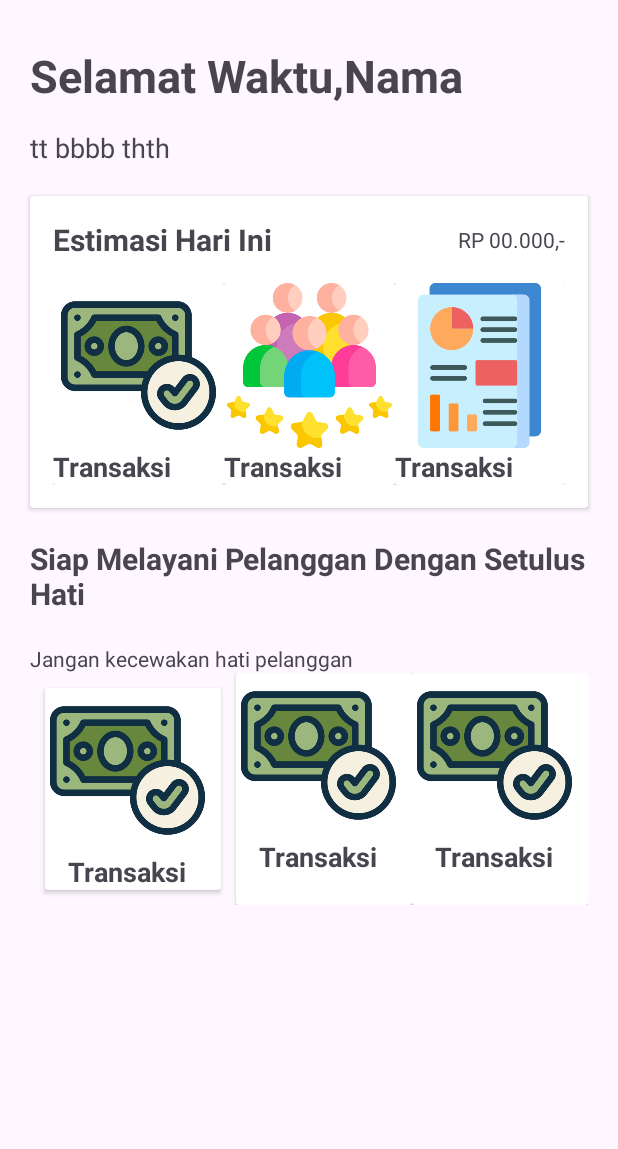
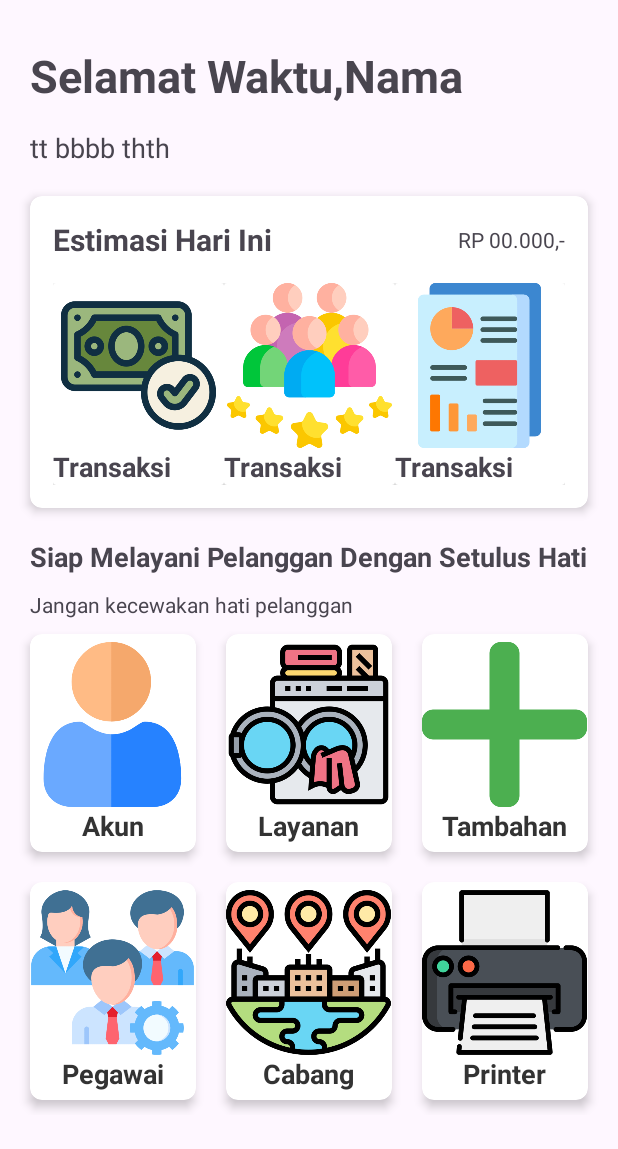
Before and after one commit to oktavianbn/Laundry, an Android app: the MainActivity screen opened directly, with no data from a screen before it, on a phone screen of 412 x 824 dp. Shown: the top 1149 px of the screen. Run offline under Robolectric (Android 15) with nearby library versions, the phone set to English and light mode, and no system bars.

Commit message:
Segment 1 : dasar portrait, lanjut kerapian  (Mau pulang dulu[lagi])

```diff
--- a/app/src/main/res/layout/activity_main.xml
+++ b/app/src/main/res/layout/activity_main.xml
@@ -40,6 +40,8 @@
         android:layout_height="wrap_content"
         android:layout_marginHorizontal="20dp"
         android:layout_marginTop="20dp"
+        app:cardElevation="4dp"
+        app:cardCornerRadius="8dp"
         app:layout_constraintTop_toBottomOf="@id/waktu_text_TV"
         app:layout_constraintEnd_toEndOf="parent"
         app:layout_constraintStart_toStartOf="parent"
@@ -164,32 +166,31 @@
             </LinearLayout>
     </androidx.cardview.widget.CardView>
 
-
     <TextView
         android:id="@+id/moto_text_TV"
         android:layout_width="match_parent"
         android:layout_height="wrap_content"
         android:layout_marginTop="20dp"
         android:text="Siap Melayani Pelanggan Dengan Setulus Hati"
-        android:textSize="20sp"
+        android:textSize="18sp"
         android:textStyle="bold"
         android:textAlignment="center"
         android:layout_marginHorizontal="20dp"
         app:layout_constraintStart_toStartOf="parent"
         app:layout_constraintEnd_toEndOf="parent"
         app:layout_constraintTop_toBottomOf="@+id/container_card_view" />
+
     <TextView
         android:id="@+id/moto_text_2_TV"
         android:layout_width="match_parent"
         android:layout_height="wrap_content"
-        android:layout_marginTop="20dp"
+        android:layout_marginHorizontal="20dp"
+        android:layout_marginTop="10dp"
         android:text="Jangan kecewakan hati pelanggan"
+        android:textAlignment="textStart"
         android:textSize="14sp"
-
-        android:textAlignment="textStart"
-        android:layout_marginHorizontal="20dp"
+        app:layout_constraintEnd_toEndOf="parent"
         app:layout_constraintStart_toStartOf="parent"
-        app:layout_constraintEnd_toEndOf="parent"
         app:layout_constraintTop_toBottomOf="@+id/moto_text_TV" />
 
     <GridLayout
@@ -197,89 +198,195 @@
         android:layout_height="wrap_content"
         android:columnCount="3"
         android:rowCount="2"
-        android:layout_marginHorizontal="20dp"
+        android:layout_marginHorizontal="10dp"
         app:layout_constraintStart_toStartOf="parent"
         app:layout_constraintEnd_toEndOf="parent"
         app:layout_constraintTop_toBottomOf="@+id/moto_text_2_TV">
 
         <androidx.cardview.widget.CardView
-            android:layout_width="wrap_content"
+            android:layout_width="0dp"
             android:layout_height="wrap_content"
             android:layout_margin="10dp"
             android:layout_rowWeight="1"
-            android:layout_columnWeight="1">
+            android:layout_columnWeight="1"
+            app:cardElevation="4dp"
+            app:cardCornerRadius="8dp">
             <LinearLayout
-                android:layout_width="wrap_content"
+                android:layout_width="match_parent"
+                android:paddingVertical="5dp"
                 android:layout_height="wrap_content"
                 android:orientation="vertical"
-
                 android:gravity="center">
                 <ImageView
                     android:layout_width="110dp"
                     android:layout_height="110dp"
-                    android:src="@drawable/transaksi" />
+                    android:minWidth="80dp"
+                    android:minHeight="80dp"
+                    android:src="@drawable/akun" />
                 <TextView
                     android:layout_width="wrap_content"
                     android:layout_height="wrap_content"
-                    android:text="Transaksi"
+                    android:text="Akun"
                     android:textAlignment="center"
-                    android:textSize="18dp"
-                    android:textStyle="bold" />
+                    android:textSize="18sp"
+                    android:textStyle="bold"
+                    android:textColor="#333333" />
             </LinearLayout>
         </androidx.cardview.widget.CardView>
 
         <androidx.cardview.widget.CardView
-            android:layout_width="wrap_content"
+            android:layout_width="0dp"
             android:layout_height="wrap_content"
-            android:layout_marginHorizontal="10dp"
-            android:layout_marginVertical="5dp"
+            android:layout_margin="10dp"
             android:layout_rowWeight="1"
-            android:layout_columnWeight="1">
+            android:layout_columnWeight="1"
+            app:cardElevation="4dp"
+            app:cardCornerRadius="8dp">
             <LinearLayout
-                android:layout_width="wrap_content"
+                android:layout_width="match_parent"
                 android:layout_height="wrap_content"
                 android:orientation="vertical"
-
+                android:paddingVertical="5dp"
                 android:gravity="center">
                 <ImageView
                     android:layout_width="110dp"
                     android:layout_height="110dp"
-                    android:src="@drawable/transaksi" />
+                    android:minWidth="80dp"
+                    android:minHeight="80dp"
+                    android:src="@drawable/layanan" />
                 <TextView
                     android:layout_width="wrap_content"
                     android:layout_height="wrap_content"
-                    android:text="Transaksi"
+                    android:text="Layanan"
                     android:textAlignment="center"
-                    android:textSize="18dp"
-                    android:textStyle="bold" />
+                    android:textSize="18sp"
+                    android:textStyle="bold"
+                    android:textColor="#333333" />
             </LinearLayout>
         </androidx.cardview.widget.CardView>
+
         <androidx.cardview.widget.CardView
-            android:layout_width="wrap_content"
+            android:layout_width="0dp"
             android:layout_height="wrap_content"
-            android:layout_marginHorizontal="10dp"
-            android:layout_marginVertical="5dp"
+            android:layout_margin="10dp"
             android:layout_rowWeight="1"
-            android:layout_columnWeight="1">
+            android:layout_columnWeight="1"
+            app:cardElevation="4dp"
+            app:cardCornerRadius="8dp">
             <LinearLayout
-                android:layout_width="wrap_content"
+                android:layout_width="match_parent"
                 android:layout_height="wrap_content"
                 android:orientation="vertical"
-
+                android:paddingVertical="5dp"
                 android:gravity="center">
                 <ImageView
                     android:layout_width="110dp"
                     android:layout_height="110dp"
-                    android:src="@drawable/transaksi" />
+                    android:minWidth="80dp"
+                    android:minHeight="80dp"
+                    android:src="@drawable/tambahan" />
                 <TextView
                     android:layout_width="wrap_content"
                     android:layout_height="wrap_content"
-                    android:text="Transaksi"
+                    android:text="Tambahan"
                     android:textAlignment="center"
-                    android:textSize="18dp"
-                    android:textStyle="bold" />
+                    android:textSize="18sp"
+                    android:textStyle="bold"
+                    android:textColor="#333333" />
+            </LinearLayout>
+        </androidx.cardview.widget.CardView><androidx.cardview.widget.CardView
+            android:layout_width="0dp"
+            android:layout_height="wrap_content"
+            android:layout_margin="10dp"
+            android:layout_rowWeight="1"
+            android:layout_columnWeight="1"
+            app:cardElevation="4dp"
+            app:cardCornerRadius="8dp">
+            <LinearLayout
+                android:layout_width="match_parent"
+                android:layout_height="wrap_content"
+                android:orientation="vertical"
+                android:paddingVertical="5dp"
+                android:gravity="center">
+                <ImageView
+                    android:layout_width="110dp"
+                    android:layout_height="110dp"
+                    android:minWidth="80dp"
+                    android:minHeight="80dp"
+                    android:src="@drawable/pegawai" />
+                <TextView
+                    android:layout_width="wrap_content"
+                    android:layout_height="wrap_content"
+                    android:text="Pegawai"
+                    android:textAlignment="center"
+                    android:textSize="18sp"
+                    android:textStyle="bold"
+                    android:textColor="#333333" />
+            </LinearLayout>
+        </androidx.cardview.widget.CardView>
+
+        <androidx.cardview.widget.CardView
+            android:layout_width="0dp"
+            android:layout_height="wrap_content"
+            android:layout_margin="10dp"
+            android:layout_rowWeight="1"
+            android:layout_columnWeight="1"
+            app:cardElevation="4dp"
+            app:cardCornerRadius="8dp">
+            <LinearLayout
+                android:layout_width="match_parent"
+                android:layout_height="wrap_content"
+                android:orientation="vertical"
+                android:paddingVertical="5dp"
+                android:gravity="center">
+                <ImageView
+                    android:layout_width="110dp"
+                    android:layout_height="110dp"
+                    android:minWidth="80dp"
+                    android:minHeight="80dp"
+                    android:src="@drawable/cabang" />
+                <TextView
+                    android:layout_width="wrap_content"
+                    android:layout_height="wrap_content"
+                    android:text="Cabang"
+                    android:textAlignment="center"
+                    android:textSize="18sp"
+                    android:textStyle="bold"
+                    android:textColor="#333333" />
+            </LinearLayout>
+        </androidx.cardview.widget.CardView>
+
+        <androidx.cardview.widget.CardView
+            android:layout_width="0dp"
+            android:layout_height="wrap_content"
+            android:layout_margin="10dp"
+            android:layout_rowWeight="1"
+            android:layout_columnWeight="1"
+            app:cardElevation="4dp"
+            app:cardCornerRadius="8dp">
+            <LinearLayout
+                android:layout_width="match_parent"
+                android:layout_height="wrap_content"
+                android:orientation="vertical"
+                android:paddingVertical="5dp"
+                android:gravity="center">
+                <ImageView
+                    android:layout_width="110dp"
+                    android:layout_height="110dp"
+                    android:minWidth="80dp"
+                    android:minHeight="80dp"
+                    android:src="@drawable/printer" />
+                <TextView
+                    android:layout_width="wrap_content"
+                    android:layout_height="wrap_content"
+                    android:text="Printer"
+                    android:textAlignment="center"
+                    android:textSize="18sp"
+                    android:textStyle="bold"
+                    android:textColor="#333333" />
             </LinearLayout>
         </androidx.cardview.widget.CardView>
     </GridLayout>
 
+
 </androidx.constraintlayout.widget.ConstraintLayout>
```
Also changed, not shown: app/src/main/res/drawable/akun.png (added), app/src/main/res/drawable/cabang.png (added), app/src/main/res/drawable/layanan.png (added), app/src/main/res/drawable/pegawai.png (added), app/src/main/res/drawable/printer.png (added), app/src/main/res/drawable/tambahan.png (added).
